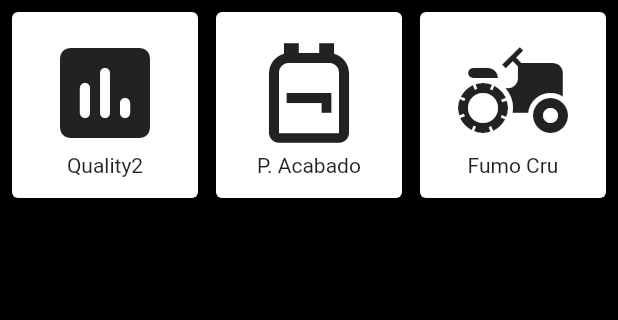
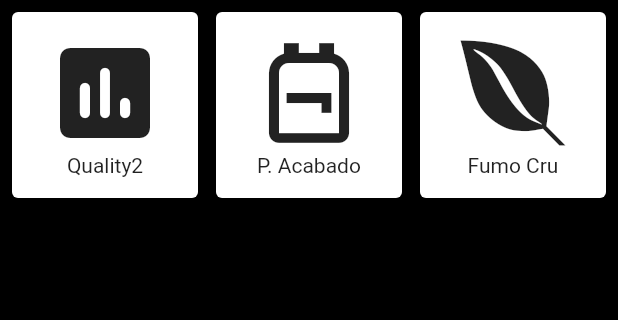
Before and after one commit to Giovane-Oliveira/atcsearch, a Flutter app: the screen it shows after launch, on a phone screen of 412 x 824 dp, the part 84-404 px from its top. Run offline on Flutter 3.47's test engine with Material 2 defaults, Android fonts, the phone set to English and light mode, and no system bars; our stand-ins replace fluttericon; Roboto replaces fonts that are missing (Poppins).

Commit message:
Adicionado flutter icons

```diff
--- a/lib/Home.dart
+++ b/lib/Home.dart
@@ -1,6 +1,28 @@
 import 'dart:ui';
 import 'package:flutter/material.dart';
 import 'Quality2/ModelsQuality/Quality2.dart';
+
+import 'package:fluttericon/brandico_icons.dart';
+import 'package:fluttericon/elusive_icons.dart';
+import 'package:fluttericon/entypo_icons.dart';
+import 'package:fluttericon/font_awesome5_icons.dart';
+import 'package:fluttericon/font_awesome_icons.dart';
+import 'package:fluttericon/fontelico_icons.dart';
+import 'package:fluttericon/iconic_icons.dart';
+import 'package:fluttericon/linearicons_free_icons.dart';
+import 'package:fluttericon/linecons_icons.dart';
+import 'package:fluttericon/maki_icons.dart';
+import 'package:fluttericon/meteocons_icons.dart';
+import 'package:fluttericon/mfg_labs_icons.dart';
+import 'package:fluttericon/modern_pictograms_icons.dart';
+import 'package:fluttericon/octicons_icons.dart';
+import 'package:fluttericon/rpg_awesome_icons.dart';
+import 'package:fluttericon/typicons_icons.dart';
+import 'package:fluttericon/web_symbols_icons.dart';
+import 'package:fluttericon/zocial_icons.dart';
+//https://www.fluttericon.com/
+
+
 
 class Home extends StatefulWidget {
   @override
@@ -105,7 +127,7 @@ class _HomeState extends State<Home> {
                       crossAxisAlignment: CrossAxisAlignment.center,
                       children: [
 
-                        Icon( Icons.agriculture, size:80.0,),
+                        Icon( FontAwesome.envira, size:80.0,),
                         Text("Fumo Cru"),
 
                       ],
--- a/pubspec.yaml
+++ b/pubspec.yaml
@@ -37,6 +37,7 @@ dependencies:
   http: ^0.13.4
   font_awesome_flutter: ^9.2.0
   intl: ^0.17.0
+  fluttericon: ^2.0.0
 dev_dependencies:
   flutter_test:
     sdk: flutter
```
Also changed, not shown: pubspec.lock, 1 other file.
